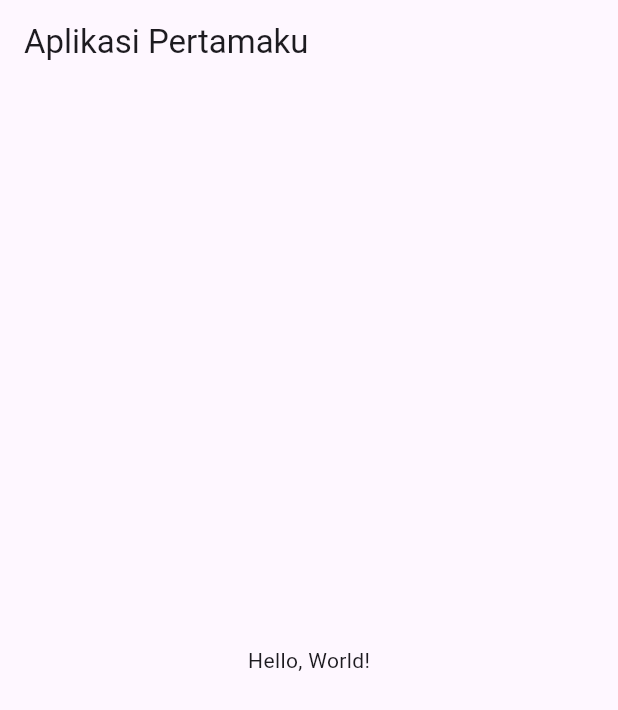
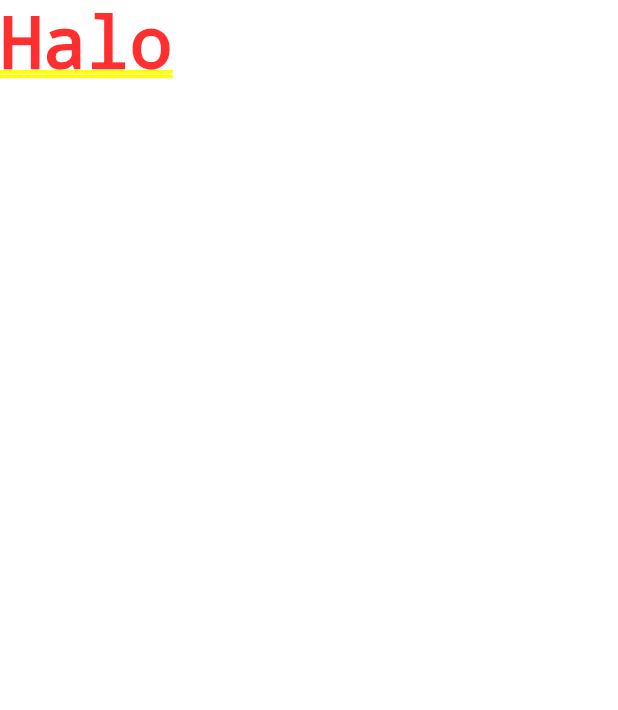
Before and after one commit to abumaryam/basic_flutter, a Flutter app: the screen it shows after launch, on a phone screen of 412 x 824 dp. Shown: the top 710 px of the screen. Run offline on Flutter 3.47's test engine with Material 3 defaults, Android fonts, the phone set to English and light mode, and no system bars.

```diff
--- a/lib/main.dart
+++ b/lib/main.dart
@@ -9,16 +9,9 @@ class MyApp extends StatelessWidget {
 
   @override
   Widget build(BuildContext context) {
-      return MaterialApp(
-        home: Scaffold(
-          appBar: AppBar(
-            title: const Text('Aplikasi Pertamaku'),
-          ),
-          body: const Center(
-            child: Text('Hello, World!'),
-          ),
-        ),
-      );
-    }
-
+    return const MaterialApp(
+      title: 'Aplikasiku',
+      home: Text('Halo'),
+    );
+  }
 }
```
